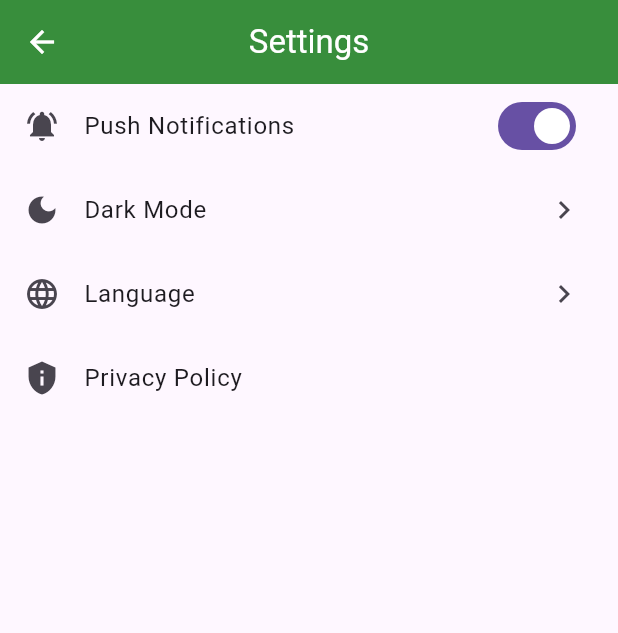
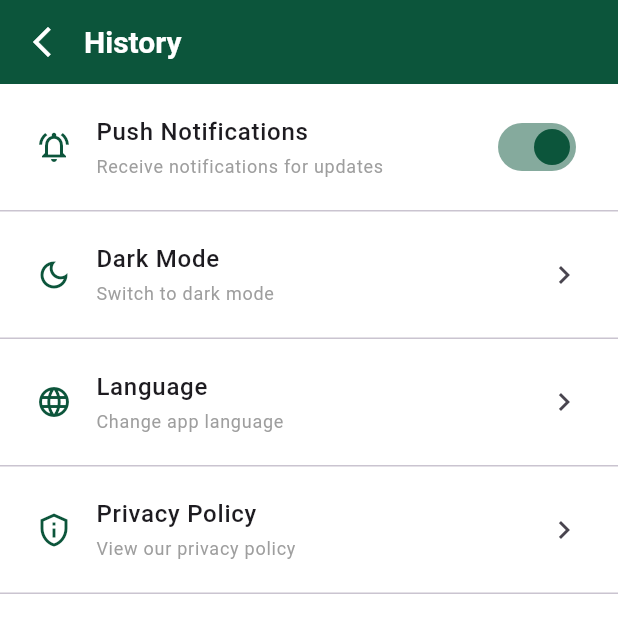
Before and after one commit to KeilizonDeiv/Capstone, a Flutter app: the SettingsScreen screen opened by its route, on a phone screen of 412 x 824 dp. Shown: the top 633 px of the screen. Run offline on Flutter 3.47's test engine with Material 3 defaults, Android fonts, the phone set to English and light mode, and no system bars; our stand-ins replace camera, flutter_local_notifications, go_router, image_picker, introduction_screen, lottie and 2 more; accounts and stored records are empty; Roboto replaces fonts that are missing (Poppins).

Commit message:
Slight revisions on some other pages has been made. Profile contents has now been updated. Will wait for updates from the App Manager

```diff
--- a/herbaplant/lib/presentation/screens/auth/login_screen.dart
+++ b/herbaplant/lib/presentation/screens/auth/login_screen.dart
@@ -317,7 +317,7 @@ class _LoginScreenState extends State<LoginScreen> {
                 ),
                 Positioned(
                   right: 0,
-                  top: MediaQuery.of(context).size.height * 0.12,
+                  top: MediaQuery.of(context).size.height * 0.11,
                   child: SizedBox(
                     width: 180,
                     height: 180,
--- a/herbaplant/lib/presentation/screens/auth/register_screen.dart
+++ b/herbaplant/lib/presentation/screens/auth/register_screen.dart
@@ -164,7 +164,7 @@ class _RegisterScreenState extends State<RegisterScreen> {
                                 'Sign up',
                                 style: TextStyle(
                                   color: Colors.white,
-                                  fontSize: 18,
+                                  fontSize: 17,
                                   fontWeight: FontWeight.w600,
                                 ),
                               ),
--- a/herbaplant/lib/presentation/screens/profile/profilesettings/settings_screen.dart
+++ b/herbaplant/lib/presentation/screens/profile/profilesettings/settings_screen.dart
@@ -1,5 +1,4 @@
 import 'package:flutter/material.dart';
-import 'package:go_router/go_router.dart';
 
 class SettingsScreen extends StatelessWidget {
   const SettingsScreen({super.key});
@@ -7,46 +6,121 @@ class SettingsScreen extends StatelessWidget {
   @override
   Widget build(BuildContext context) {
     return Scaffold(
+      backgroundColor: Colors.white,
       appBar: AppBar(
-        backgroundColor: Colors.green.shade700,
+        backgroundColor: const Color(0xFF0C553B),
+        elevation: 0,
+        titleSpacing: 0,
         leading: IconButton(
-          icon: const Icon(Icons.arrow_back, color: Colors.white),
-          onPressed: () => context.push('/profile'), // ✅ Use context.push to navigate back
- // Use go_router's pop
+          icon: const Icon(Icons.arrow_back_ios_new_outlined, color: Colors.white),
+          onPressed: () => Navigator.of(context).pop(),
         ),
         title: const Text(
-          'Settings',
-          style: TextStyle(color: Colors.white),
+          "History",
+          style: TextStyle(
+            color: Colors.white,
+            fontWeight: FontWeight.w600,
+            fontSize: 20,
+          ),
         ),
-        centerTitle: true,
       ),
-      body: ListView(
+      body: Column(
         children: [
-          SwitchListTile(
-            title: const Text('Push Notifications'),
+          _buildSwitchTile(
+            title: 'Push Notifications',
+            subtitle: 'Receive notifications for updates',
             value: true,
             onChanged: (value) {},
-            secondary: const Icon(Icons.notifications_active),
+            icon: Icons.notifications_active_outlined,
           ),
-          ListTile(
-            leading: const Icon(Icons.dark_mode),
-            title: const Text('Dark Mode'),
-            trailing: const Icon(Icons.chevron_right),
-            onTap: () {}, // Add dark mode logic
+          _buildSettingsTile(
+            icon: Icons.dark_mode_outlined,
+            title: 'Dark Mode',
+            subtitle: 'Switch to dark mode',
+            onTap: () {},
           ),
-          ListTile(
-            leading: const Icon(Icons.language),
-            title: const Text('Language'),
-            trailing: const Icon(Icons.chevron_right),
-            onTap: () {}, // Add language selection
+          _buildSettingsTile(
+            icon: Icons.language_outlined,
+            title: 'Language',
+            subtitle: 'Change app language',
+            onTap: () {},
           ),
-          ListTile(
-            leading: const Icon(Icons.privacy_tip),
-            title: const Text('Privacy Policy'),
-            onTap: () {}, // Add privacy navigation
+          _buildSettingsTile(
+            icon: Icons.privacy_tip_outlined,
+            title: 'Privacy Policy',
+            subtitle: 'View our privacy policy',
+            onTap: () {},
           ),
         ],
       ),
     );
   }
+
+  Widget _buildSettingsTile({
+    required IconData icon,
+    required String title,
+    required String subtitle,
+    required VoidCallback onTap,
+  }) {
+    return Column(
+      children: [
+        ListTile(
+          contentPadding: const EdgeInsets.symmetric(horizontal: 24, vertical: 12),
+          leading: Icon(icon, color: const Color(0xFF0C553B)),
+          title: Column(
+            crossAxisAlignment: CrossAxisAlignment.start,
+            children: [
+              Text(
+                title,
+                style: const TextStyle(fontWeight: FontWeight.w500),
+              ),
+              const SizedBox(height: 2),
+              Text(
+                subtitle,
+                style: const TextStyle(fontSize: 12, color: Colors.grey),
+              ),
+            ],
+          ),
+          trailing: const Icon(Icons.chevron_right),
+          onTap: onTap,
+        ),
+        const Divider(height: 1, thickness: 1),
+      ],
+    );
+  }
+
+  Widget _buildSwitchTile({
+    required String title,
+    required String subtitle,
+    required bool value,
+    required ValueChanged<bool> onChanged,
+    required IconData icon,
+  }) {
+    return Column(
+      children: [
+        SwitchListTile(
+          contentPadding: const EdgeInsets.symmetric(horizontal: 24, vertical: 12),
+          activeColor: const Color(0xFF0C553B),
+          title: Column(
+            crossAxisAlignment: CrossAxisAlignment.start,
+            children: [
+              Text(
+                title,
+                style: const TextStyle(fontWeight: FontWeight.w500),
+              ),
+              const SizedBox(height: 2),
+              Text(
+                subtitle,
+                style: const TextStyle(fontSize: 12, color: Colors.grey),
+              ),
+            ],
+          ),
+          value: value,
+          onChanged: onChanged,
+          secondary: Icon(icon, color: const Color(0xFF0C553B)),
+        ),
+        const Divider(height: 1, thickness: 1),
+      ],
+    );
+  }
 }
```
Also changed, not shown: herbaplant/lib/presentation/screens/history/history_screen.dart (+7 -7 lines), herbaplant/lib/presentation/screens/profile/edit_profile_screen.dart (+4 -3 lines), herbaplant/lib/presentation/screens/profile/profilesettings/about_screen.dart (+16 -6 lines), herbaplant/lib/presentation/screens/profile/profilesettings/help_screen.dart (+42 -29 lines).
